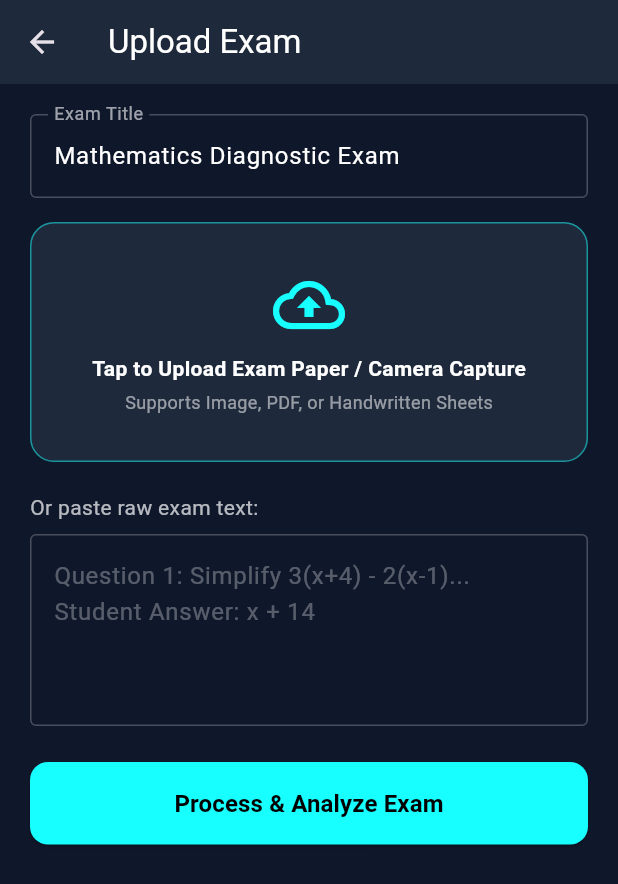
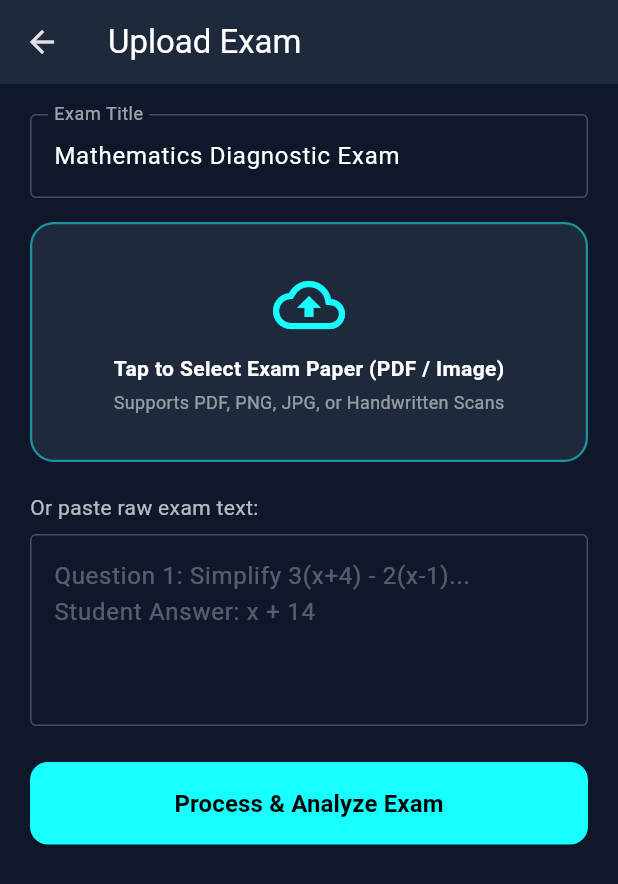
Before and after one commit to Siddharth-Pattanshetty/MindTrace, a Flutter app: the UploadScreen screen opened directly, on a phone screen of 412 x 824 dp. Shown: the top 884 px of the screen. Run offline on Flutter 3.47's test engine with Material 3 defaults, Android fonts, the light colour scheme and no system bars; our stand-ins replace file_picker.

Commit message:
Update in the mobile app

```diff
--- a/mobile/mindtrace_mobile/lib/screens/upload_screen.dart
+++ b/mobile/mindtrace_mobile/lib/screens/upload_screen.dart
@@ -1,4 +1,5 @@
 import 'package:flutter/material.dart';
+import 'package:file_picker/file_picker.dart';
 import '../services/api_service.dart';
 import 'autopsy_screen.dart';
 
@@ -14,12 +15,52 @@ class _UploadScreenState extends State<UploadScreen> {
   final TextEditingController _titleController = TextEditingController(text: "Mathematics Diagnostic Exam");
   final TextEditingController _textController = TextEditingController();
 
+  String? _selectedFilePath;
+  String? _selectedFileName;
+  int? _selectedFileSize;
+
   bool _isProcessing = false;
   String _currentStep = "";
   double _progress = 0.0;
   String? _errorMsg;
 
+  Future<void> _pickFile() async {
+    try {
+      FilePickerResult? result = await FilePicker.platform.pickFiles(
+        type: FileType.any,
+      );
+
+      if (result != null && result.files.single.path != null) {
+        setState(() {
+          _selectedFilePath = result.files.single.path;
+          _selectedFileName = result.files.single.name;
+          _selectedFileSize = result.files.single.size;
+          _errorMsg = null;
+        });
+      }
+    } catch (e) {
+      setState(() {
+        _errorMsg = "Failed to select file: ${e.toString()}";
+      });
+    }
+  }
+
+  void _clearSelectedFile() {
+    setState(() {
+      _selectedFilePath = null;
+      _selectedFileName = null;
+      _selectedFileSize = null;
+    });
+  }
+
   Future<void> _startProcessing() async {
+    if ((_selectedFilePath == null || _selectedFilePath!.isEmpty) && _textController.text.trim().isEmpty) {
+      setState(() {
+        _errorMsg = "Please tap above to pick an exam file (PDF/Image) or paste exam text before processing.";
+      });
+      return;
+    }
+
     setState(() {
       _isProcessing = true;
       _errorMsg = null;
@@ -43,7 +84,8 @@ class _UploadScreenState extends State<UploadScreen> {
       final res = await _apiService.uploadExam(
         _titleController.text,
         "Mathematics",
-        _textController.text
+        _textController.text,
+        filePath: _selectedFilePath,
       );
 
       setState(() {
@@ -64,6 +106,12 @@ class _UploadScreenState extends State<UploadScreen> {
         _errorMsg = "Exam processing failed: ${e.toString().replaceAll('Exception:', '')}";
       });
     }
+  }
+
+  String _formatFileSize(int bytes) {
+    if (bytes < 1024) return "$bytes B";
+    if (bytes < 1024 * 1024) return "${(bytes / 1024).toStringAsFixed(1)} KB";
+    return "${(bytes / (1024 * 1024)).toStringAsFixed(1)} MB";
   }
 
   @override
@@ -101,25 +149,67 @@ class _UploadScreenState extends State<UploadScreen> {
             ),
             const SizedBox(height: 16),
 
-            // Camera / Image Upload Dropzone Simulation
+            // Image / PDF Upload Dropzone with FilePicker
             GestureDetector(
-              onTap: _isProcessing ? null : _startProcessing,
+              onTap: _isProcessing ? null : _pickFile,
               child: Container(
-                height: 160,
+                constraints: const BoxConstraints(minHeight: 160),
                 width: double.infinity,
+                padding: const EdgeInsets.all(16),
                 decoration: BoxDecoration(
                   color: const Color(0xFF1E293B),
                   borderRadius: BorderRadius.circular(16),
-                  border: Border.all(color: Colors.cyanAccent.withOpacity(0.5), style: BorderStyle.solid),
+                  border: Border.all(
+                    color: _selectedFilePath != null ? Colors.greenAccent : Colors.cyanAccent.withOpacity(0.5),
+                    width: 1.5,
                   ),
-                child: Column(
+                ),
+                child: _selectedFilePath != null
+                    ? Column(
+                        mainAxisAlignment: MainAxisAlignment.center,
+                        children: [
+                          const Icon(Icons.check_circle_outline, size: 44, color: Colors.greenAccent),
+                          const SizedBox(height: 8),
+                          Text(
+                            _selectedFileName ?? "Selected File",
+                            style: const TextStyle(color: Colors.white, fontWeight: FontWeight.bold, fontSize: 15),
+                            textAlign: TextAlign.center,
+                          ),
+                          if (_selectedFileSize != null) ...[
+                            const SizedBox(height: 4),
+                            Text(_formatFileSize(_selectedFileSize!), style: const TextStyle(color: Colors.white54, fontSize: 12)),
+                          ],
+                          const SizedBox(height: 12),
+                          Row(
+                            mainAxisAlignment: MainAxisAlignment.center,
+                            children: [
+                              OutlinedButton.icon(
+                                style: OutlinedButton.styleFrom(
+                                  side: const BorderSide(color: Colors.cyanAccent),
+                                  foregroundColor: Colors.cyanAccent,
+                                ),
+                                onPressed: _isProcessing ? null : _pickFile,
+                                icon: const Icon(Icons.folder_open, size: 18),
+                                label: const Text("Change File"),
+                              ),
+                              const SizedBox(width: 12),
+                              IconButton(
+                                icon: const Icon(Icons.delete_outline, color: Colors.redAccent),
+                                onPressed: _isProcessing ? null : _clearSelectedFile,
+                                tooltip: "Remove file",
+                              )
+                            ],
+                          )
+                        ],
+                      )
+                    : Column(
                         mainAxisAlignment: MainAxisAlignment.center,
                         children: const [
                           Icon(Icons.cloud_upload_outlined, size: 48, color: Colors.cyanAccent),
                           SizedBox(height: 8),
-                    Text("Tap to Upload Exam Paper / Camera Capture", style: TextStyle(color: Colors.white, fontWeight: FontWeight.bold)),
+                          Text("Tap to Select Exam Paper (PDF / Image)", style: TextStyle(color: Colors.white, fontWeight: FontWeight.bold)),
                           SizedBox(height: 4),
-                    Text("Supports Image, PDF, or Handwritten Sheets", style: TextStyle(color: Colors.white54, fontSize: 12)),
+                          Text("Supports PDF, PNG, JPG, or Handwritten Scans", style: TextStyle(color: Colors.white54, fontSize: 12)),
                         ],
                       ),
               ),
--- a/mobile/mindtrace_mobile/pubspec.yaml
+++ b/mobile/mindtrace_mobile/pubspec.yaml
@@ -35,6 +35,7 @@ dependencies:
   # The following adds the Cupertino Icons font to your application.
   # Use with the CupertinoIcons class for iOS style icons.
   cupertino_icons: ^1.0.8
+  file_picker: ^8.1.2
 
 dev_dependencies:
   flutter_test:
```
Also changed, not shown: mobile/mindtrace_mobile/pubspec.lock, 2 other files. Lines whose indentation alone changed are shown as unchanged.
